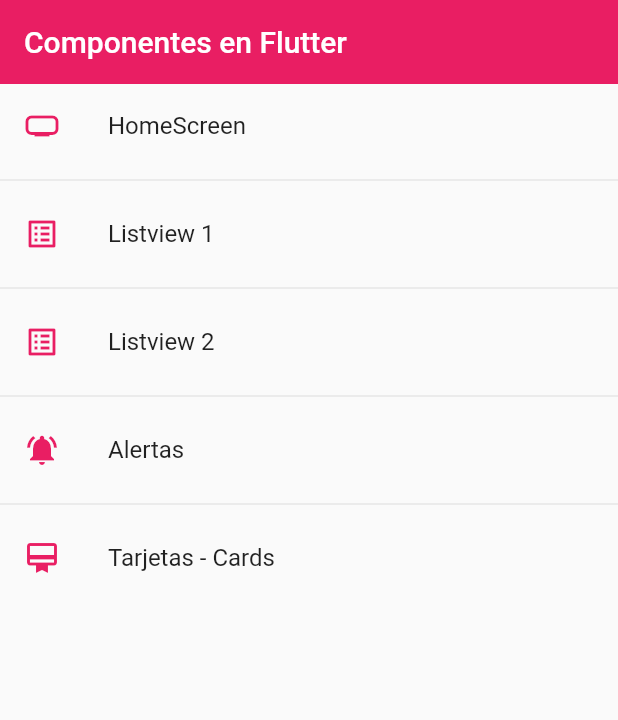
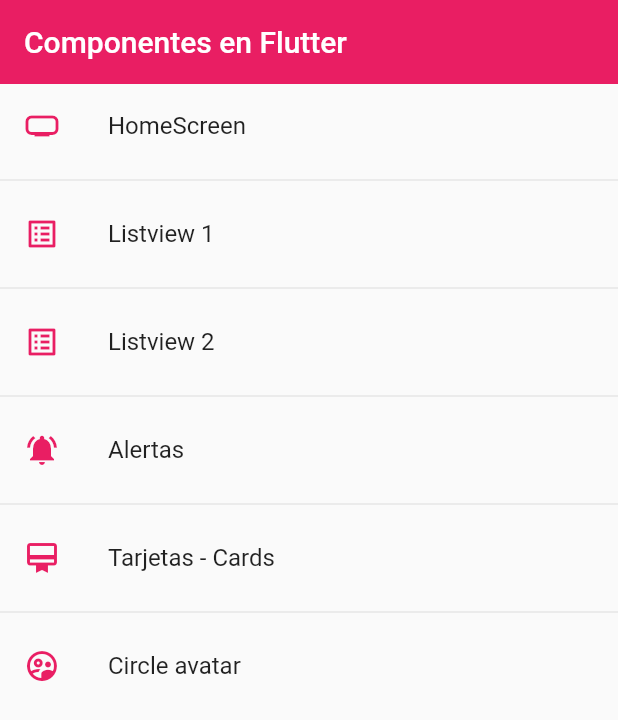
Before and after one commit to bzapata95/fl-widgets, a Flutter app: the screen it shows after launch, on a phone screen of 412 x 824 dp. Shown: the top 720 px of the screen. Run offline on Flutter 3.47's test engine with Material 2 defaults, Android fonts, the phone set to English and light mode, and no system bars.

Commit message:
circle avatar

```diff
--- a/lib/routes/app_routes.dart
+++ b/lib/routes/app_routes.dart
@@ -32,6 +32,11 @@ class AppRoutes {
         icon: Icons.card_membership_outlined,
         name: 'Tarjetas - Cards',
         screen: const CardScreen()),
+    MenuOptions(
+        route: 'avatar',
+        icon: Icons.supervised_user_circle_outlined,
+        name: 'Circle avatar',
+        screen: const AvatarScreen()),
   ];
 
   static Map<String, Widget Function(BuildContext)> getAppRoutes() {
--- a/lib/screens/screens.dart
+++ b/lib/screens/screens.dart
@@ -3,3 +3,4 @@ export 'package:fl_components/screens/listview1_screen.dart';
 export 'package:fl_components/screens/alert_screen.dart';
 export 'package:fl_components/screens/card_screen.dart';
 export 'package:fl_components/screens/home_screen.dart';
+export 'avatar_screen.dart';
```
Also changed, not shown: lib/screens/avatar_screen.dart (added, +25 -0 lines).
